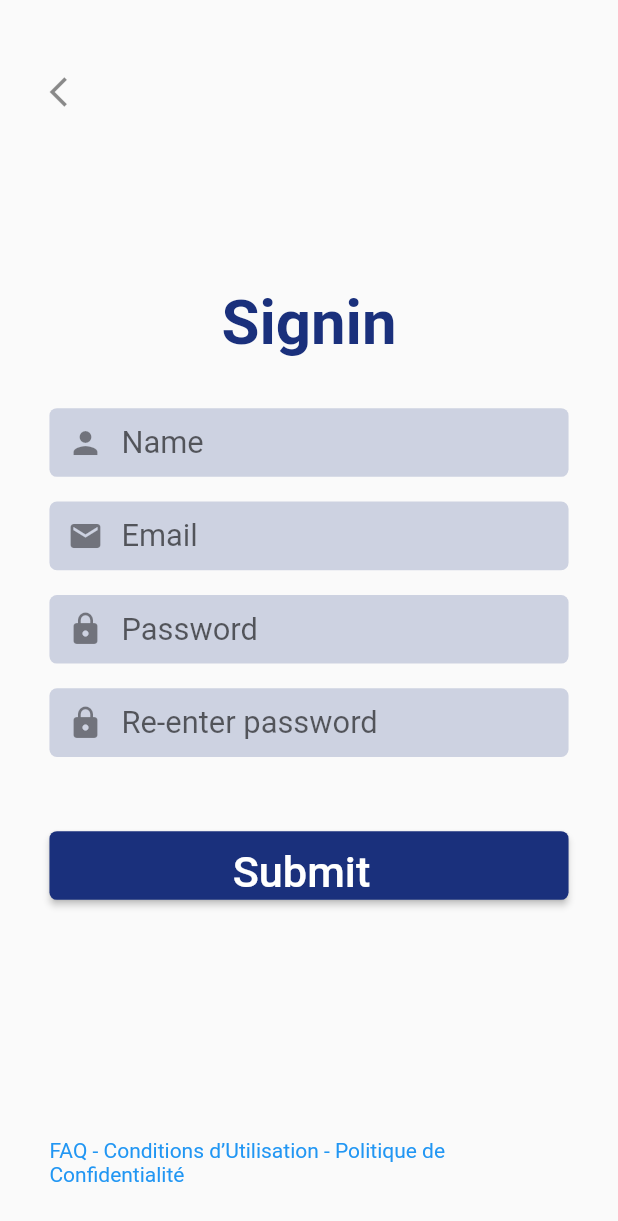
After one commit to mr-tchounga/MultiApp, a Flutter app: the SignupPage screen opened directly, on a phone screen of 412 x 824 dp. The commit adds this screen. Shown: the top 1221 px of the screen. Run offline on Flutter 3.47's test engine with Material 2 defaults, Android fonts, the phone set to English and light mode, and no system bars.

Commit message:
Signin interface

```diff
--- /dev/null
+++ b/multi_app/lib/authPages/signupPage.dart
@@ -0,0 +1,166 @@
+import 'package:flutter/material.dart';
+
+import '../components/inputField.dart';
+import '../main.dart';
+
+
+class SignupPage extends StatefulWidget{
+  const SignupPage({super.key});
+
+  @override
+  SignupPageState createState() => SignupPageState();
+}
+
+class SignupPageState extends State<SignupPage>{
+
+  bool _obscureText = true;
+
+  void _submit(){
+    Navigator.push(
+          context,
+          MaterialPageRoute(builder: (context) => const SignupPage())
+          // MaterialPageRoute(builder: (context) => const ScanPasswordPage())
+    );
+  }
+
+  void _previousItem() => Navigator.pop(context);
+
+  @override
+  Widget build(BuildContext context){
+    double width = getWidth(context);
+    double height = getHeight(context);
+    double f0 = width * 0.04;
+    double f1 = width * 0.05;
+    double f2 = width * 0.07;
+    double f3 = width * 0.1;
+
+    return Scaffold(
+      body: Stack(
+        children: [
+          SingleChildScrollView(
+            child: Container(
+              padding: EdgeInsets.all(height/25),
+              alignment: Alignment.center,
+              child: Column(
+                mainAxisAlignment: MainAxisAlignment.center,
+                crossAxisAlignment: CrossAxisAlignment.center,
+                children: [
+                  // back icon
+                  Container(
+                    alignment: Alignment.centerLeft,
+                    padding: EdgeInsets.only(top: height/50),
+                    child: GestureDetector(
+                      onTap: _previousItem,
+                      child: const Icon(
+                        Icons.arrow_back_ios,
+                        color: Colors.black45
+                      ) ,
+                    ),
+                  ),
+                  SizedBox(height: height/7),
+                   Text("Signin",
+                      style: TextStyle(
+                        fontSize: f3,
+                        color: colorPrimary,
+                        fontWeight: FontWeight.bold
+                      ),
+                  ),
+                  SizedBox(height: height/25,),
+
+
+
+                  // username
+                  customInputField(
+                    height: height,
+                    fontSize: f1,
+                    hintText: "Name",
+                    prefixIcon: const Icon(Icons.person),
+                  ),
+                  SizedBox(height: height/50),
+                  // email
+                  customInputField(
+                    height: height,
+                    fontSize: f1,
+                    hintText: "Email",
+                    prefixIcon: const Icon(Icons.email),
+                  ),
+                  SizedBox(height: height/50),
+                  // password
+                  customInputField(
+                    height: height,
+                    fontSize: f1,
+                    hintText: "Password",
+                    prefixIcon: const Icon(Icons.lock),
+                  ),
+                  SizedBox(height: height/50),
+                  // repeat password
+                  customInputField(
+                    height: height,
+                    fontSize: f1,
+                    hintText: "Re-enter password",
+                    prefixIcon: const Icon(Icons.lock),
+                  ),
+                  SizedBox(height: height/50),
+
+
+
+
+
+                  SizedBox(height: height/25,),
+
+
+
+
+                  Container(
+                    width: width,
+                    height: height/18,
+                    child: ElevatedButton(
+                      onPressed: _submit,
+                      style: ButtonStyle(
+                        shape: MaterialStateProperty.all<RoundedRectangleBorder>(RoundedRectangleBorder(
+                          borderRadius: BorderRadius.circular(5),
+                        )),
+                        backgroundColor: MaterialStateProperty.all<Color>(colorPrimary)
+                      ),
+                      child: Row(
+                        mainAxisAlignment: MainAxisAlignment.center,
+                        children: [
+                          Padding(
+                            padding: EdgeInsets.only(top: height/100),
+                            child: Text("Submit",
+                                  style: TextStyle(
+                                    fontSize: f2,
+                                    color: Colors.white
+                                  ),
+                                ),
+                          ),
+                          SizedBox(width: 10,),
+                          // Icon( Icons.login ),
+                        ],
+                      ),
+                    ),
+                  ),
+                  SizedBox(height: height/15),
+                ],
+              ),
+            ),
+          ),
+
+
+
+          Container(
+            alignment: Alignment.bottomCenter,
+            padding: EdgeInsets.all(height/25),
+            child: GestureDetector(
+              onTap: () {},
+              child: Text(
+                "FAQ - Conditions d’Utilisation - Politique de Confidentialité",
+                style: TextStyle( color: Colors.blue)
+              ),
+            )
+          ),
+        ],
+      )
+    );
+  }
+}
--- /dev/null
+++ b/multi_app/lib/components/copyright.dart
@@ -0,0 +1,24 @@
+import 'package:flutter/material.dart';
+
+
+class copyright extends StatelessWidget {
+  const copyright({
+    Key? key,
+    required this.fontSize,
+    required this.color,
+  }) : super(key: key);
+
+  final double fontSize;
+  final Color color;
+
+  @override
+  Widget build(BuildContext context) {
+    return Text('@2023 Suklu - Produced by HOLMETECH GROUP',
+        style: TextStyle(
+          fontSize: fontSize,
+          color: color,
+          fontWeight: FontWeight.w100
+        ),
+    );
+  }
+}
--- /dev/null
+++ b/multi_app/lib/components/inputField.dart
@@ -0,0 +1,53 @@
+import 'package:flutter/material.dart';
+
+import '../main.dart';
+
+
+class customInputField extends StatelessWidget {
+  const customInputField({
+    Key? key,
+    required this.height,
+    this.width,
+    required this.fontSize,
+    required this.hintText,
+    this.prefixIcon,
+    this.suffixIcon,
+    this.obscureText
+  }) : super(key: key);
+
+  final double height;
+  final double? width;
+  final double fontSize;
+  final Icon? prefixIcon;
+  final Icon? suffixIcon;
+  final String hintText;
+  final bool? obscureText;
+
+  @override
+  Widget build(BuildContext context) {
+    return Container(
+      height: height/18,
+      decoration: BoxDecoration(
+        color: colorPrimary.withOpacity(.2),
+        borderRadius: const BorderRadius.all(Radius.circular(5))
+      ),
+      child: TextFormField(
+        // obscureText: ? true : obscureText,
+        textAlignVertical: TextAlignVertical.bottom,
+        decoration: InputDecoration(
+          alignLabelWithHint: true,
+          contentPadding: EdgeInsets.only( bottom: height/60 ),
+          prefixIcon: prefixIcon,
+          // prefixIconColor: colorSecondary,
+          suffixIcon: suffixIcon,
+          hintText: hintText,
+          hintStyle: TextStyle( fontSize: fontSize ),
+          border: OutlineInputBorder(
+            borderSide: BorderSide.none,
+            borderRadius: BorderRadius.circular(5)
+          )
+        ),
+      ),
+    );
+  }
+}
--- a/multi_app/lib/components/menuBar.dart
+++ b/multi_app/lib/components/menuBar.dart
@@ -1,4 +1,5 @@
 import 'package:flutter/material.dart';
+import 'package:multi_app/authPages/signupPage.dart';
 import 'package:multi_app/main.dart';
 import 'package:multi_app/pages/qrScanner.dart';
 // import 'package:qr_code_scanner/qr_code_scanner.dart';
@@ -35,6 +36,15 @@ class _MenuBarState extends State<MenuBar> {
               Navigator.of(context).push(PageRouteBuilder(pageBuilder: (_,__,___)=>const qrScannerPage(title: 'QR Code Scanner')));
             },
           ),
+          ListTile(
+            leading: const Icon(Icons.login),
+            title: const Text('Signin', style: TextStyle(fontSize: 17),),
+            iconColor: Colors.black,
+            textColor: Colors.black,
+            onTap: (){
+              Navigator.of(context).push(PageRouteBuilder(pageBuilder: (_,__,___)=>const SignupPage()));
+            },
+          ),
 
         ],
       ),
--- a/multi_app/lib/main.dart
+++ b/multi_app/lib/main.dart
@@ -8,8 +8,14 @@ void main() {
   runApp(const MyApp());
 }
 
-MaterialColor appColor  = customColor(Color.fromRGBO(26, 48, 124, 1));
+MaterialColor colorPrimary= customColor(Color.fromRGBO(26, 48, 124, 1));
+MaterialColor colorSecondary= Colors.blue;
 NavBarComp navBarComp = NavBarComp();
+
+double getHeight(BuildContext context) => MediaQuery.of(context).size.height;
+double getWidth(BuildContext context) => MediaQuery.of(context).size.width;
+
+
 
 
 class MyApp extends StatelessWidget {
@@ -22,7 +28,7 @@ class MyApp extends StatelessWidget {
       title: 'Multi App',
       debugShowCheckedModeBanner: false,
       theme: ThemeData(
-        primarySwatch: appColor,
+        primarySwatch: colorPrimary,
       ),
       home: const MyHomePage(title: 'QR Code Scanner'),
       // home: const qrScannerPage(title: 'QR Code Scanner'),
--- a/multi_app/lib/pages/qrScanner.dart
+++ b/multi_app/lib/pages/qrScanner.dart
@@ -3,7 +3,7 @@ import 'package:flutter/material.dart';
 // import 'package:flutter_barcode_scanner/flutter_barcode_scanner.dart';
 import 'package:multi_app/components/menuBar.dart';
 import 'package:multi_app/components/navBar.dart';
-import 'package:qr_code_scanner/qr_code_scanner.dart';
+// import 'package:qr_code_scanner/qr_code_scanner.dart';
 
 NavBarComp navBarComp = NavBarComp();
 
@@ -18,7 +18,7 @@ class qrScannerPage extends StatefulWidget {
 
 class _qrScannerPageState extends State<qrScannerPage> {
   final GlobalKey qrKey = GlobalKey(debugLabel: 'QR');
-  QRViewController? _controller;
+  // QRViewController? _controller;
   String _qrCode = 'No scan';
 
   // In order to get hot reload to work we need to pause the camera if the platform
@@ -49,10 +49,10 @@ class _qrScannerPageState extends State<qrScannerPage> {
         child: Column(
           mainAxisAlignment: MainAxisAlignment.center,
           children: <Widget>[
-            Expanded(
-              flex: 5,
-              child: _buidQRView(context),
-            ),
+            // Expanded(
+            //   flex: 5,
+            //   child: _buidQRView(context),
+            // ),
             // ElevatedButton(
             //   onPressed: () {scanQRCode();} ,
             //   child: Text('QR Sacnner')),
@@ -64,21 +64,21 @@ class _qrScannerPageState extends State<qrScannerPage> {
   }
 
 
-  Widget _buidQRView (BuildContext context) {
-    return QRView(
-      key: qrKey,
-      onQRViewCreated: _showQRViewCreated
-    );
-  }
+  // Widget _buidQRView (BuildContext context) {
+  //   return QRView(
+  //     key: qrKey,
+  //     onQRViewCreated: _showQRViewCreated
+  //   );
+  // }
 
-  void _showQRViewCreated(QRViewController controller){
-    setState () => _controller = controller;
+  // void _showQRViewCreated(QRViewController controller){
+  //   setState () => _controller = controller;
 
-    _controller!.scannedDataStream.listen((scannedData){
-      _qrCode = scannedData.toString();
-      print(scannedData);
-    });
-  }
+  //   _controller!.scannedDataStream.listen((scannedData){
+  //     _qrCode = scannedData.toString();
+  //     print(scannedData);
+  //   });
+  // }
 
 
   // void scanQRCode() async{
--- a/multi_app/pubspec.yaml
+++ b/multi_app/pubspec.yaml
@@ -36,7 +36,7 @@ dependencies:
   # The following adds the Cupertino Icons font to your application.
   # Use with the CupertinoIcons class for iOS style icons.
   cupertino_icons: ^1.0.2
-  qr_code_scanner: ^1.0.1
+  # qr_code_scanner: ^1.0.1
   # flutter_barcode_scanner: ^2.0.0
 
 dev_dependencies:
```
Also changed, not shown: multi_app/pubspec.lock.
